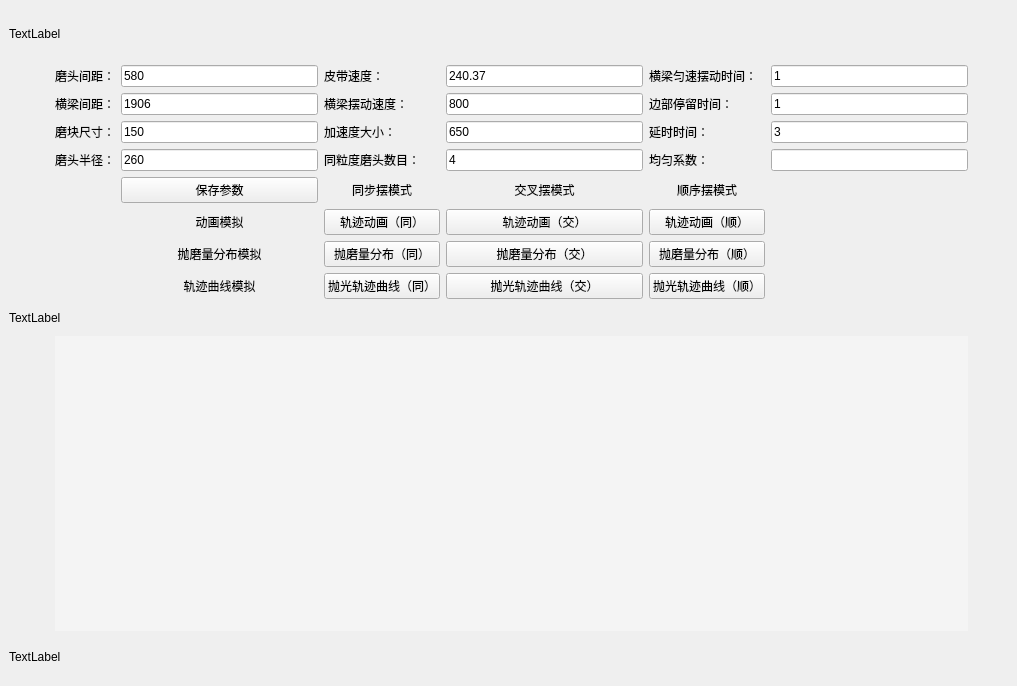
The window that Double_Sim.ui (wuheideyun/PolishingParameterNew) describes before a commit, drawn with Qt 5.
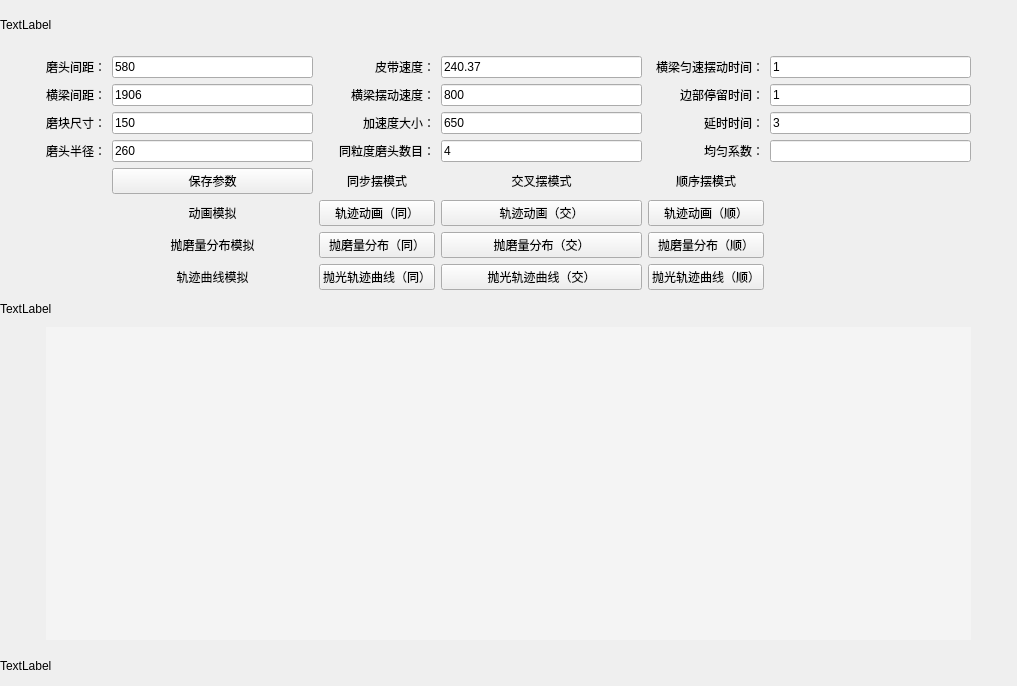
The same window after the commit.

```diff
--- a/Double_Sim.ui
+++ b/Double_Sim.ui
@@ -15,17 +15,29 @@
   </property>
   <widget class="QWidget" name="centralwidget">
    <layout class="QGridLayout" name="gridLayout">
+    <property name="leftMargin">
+     <number>0</number>
+    </property>
+    <property name="topMargin">
+     <number>0</number>
+    </property>
+    <property name="rightMargin">
+     <number>0</number>
+    </property>
+    <property name="bottomMargin">
+     <number>0</number>
+    </property>
     <item row="4" column="5">
      <widget class="QLabel" name="label_coefficient">
       <property name="text">
-       <string>均匀系数：</string>
+       <string>&lt;html&gt;&lt;head/&gt;&lt;body&gt;&lt;p align=&quot;right&quot;&gt;均匀系数：&lt;/p&gt;&lt;/body&gt;&lt;/html&gt;</string>
       </property>
      </widget>
     </item>
     <item row="3" column="5">
      <widget class="QLabel" name="label_delay_time">
       <property name="text">
-       <string>&lt;html&gt;&lt;head/&gt;&lt;body&gt;&lt;p&gt;延时时间：&lt;/p&gt;&lt;/body&gt;&lt;/html&gt;</string>
+       <string>&lt;html&gt;&lt;head/&gt;&lt;body&gt;&lt;p align=&quot;right&quot;&gt;延时时间：&lt;/p&gt;&lt;/body&gt;&lt;/html&gt;</string>
       </property>
      </widget>
     </item>
@@ -46,7 +58,7 @@
     <item row="1" column="3">
      <widget class="QLabel" name="label_belt_speed">
       <property name="text">
-       <string>&lt;html&gt;&lt;head/&gt;&lt;body&gt;&lt;p&gt;皮带速度：&lt;/p&gt;&lt;/body&gt;&lt;/html&gt;</string>
+       <string>&lt;html&gt;&lt;head/&gt;&lt;body&gt;&lt;p align=&quot;right&quot;&gt;皮带速度：&lt;/p&gt;&lt;/body&gt;&lt;/html&gt;</string>
       </property>
      </widget>
     </item>
@@ -60,21 +72,21 @@
     <item row="2" column="3">
      <widget class="QLabel" name="label_beam_swing_speed">
       <property name="text">
-       <string>&lt;html&gt;&lt;head/&gt;&lt;body&gt;&lt;p&gt;横梁摆动速度：&lt;/p&gt;&lt;/body&gt;&lt;/html&gt;</string>
+       <string>&lt;html&gt;&lt;head/&gt;&lt;body&gt;&lt;p align=&quot;right&quot;&gt;横梁摆动速度：&lt;/p&gt;&lt;/body&gt;&lt;/html&gt;</string>
       </property>
      </widget>
     </item>
     <item row="4" column="3">
      <widget class="QLabel" name="label_num">
       <property name="text">
-       <string>同粒度磨头数目：</string>
+       <string>&lt;html&gt;&lt;head/&gt;&lt;body&gt;&lt;p align=&quot;right&quot;&gt;同粒度磨头数目：&lt;/p&gt;&lt;/body&gt;&lt;/html&gt;</string>
       </property>
      </widget>
     </item>
     <item row="3" column="3">
      <widget class="QLabel" name="label_accelerate">
       <property name="text">
-       <string>&lt;html&gt;&lt;head/&gt;&lt;body&gt;&lt;p&gt;加速度大小：&lt;/p&gt;&lt;/body&gt;&lt;/html&gt;</string>
+       <string>&lt;html&gt;&lt;head/&gt;&lt;body&gt;&lt;p align=&quot;right&quot;&gt;加速度大小：&lt;/p&gt;&lt;/body&gt;&lt;/html&gt;</string>
       </property>
      </widget>
     </item>
@@ -101,25 +113,6 @@
       </property>
      </widget>
     </item>
-    <item row="11" column="0" colspan="5">
-     <widget class="QLabel" name="label_bottom">
-      <property name="minimumSize">
-       <size>
-        <width>500</width>
-        <height>0</height>
-       </size>
-      </property>
-      <property name="maximumSize">
-       <size>
-        <width>16777215</width>
-        <height>40</height>
-       </size>
-      </property>
-      <property name="text">
-       <string>TextLabel</string>
-      </property>
-     </widget>
-    </item>
     <item row="3" column="2">
      <widget class="QLineEdit" name="lineEdit_grind_size">
       <property name="text">
@@ -137,7 +130,7 @@
     <item row="4" column="1">
      <widget class="QLabel" name="label_radius">
       <property name="text">
-       <string>&lt;html&gt;&lt;head/&gt;&lt;body&gt;&lt;p align=&quot;center&quot;&gt;磨头半径：&lt;/p&gt;&lt;/body&gt;&lt;/html&gt;</string>
+       <string>&lt;html&gt;&lt;head/&gt;&lt;body&gt;&lt;p align=&quot;right&quot;&gt;磨头半径：&lt;/p&gt;&lt;/body&gt;&lt;/html&gt;</string>
       </property>
      </widget>
     </item>
@@ -147,7 +140,7 @@
     <item row="2" column="5">
      <widget class="QLabel" name="label_stay_time">
       <property name="text">
-       <string>边部停留时间：</string>
+       <string>&lt;html&gt;&lt;head/&gt;&lt;body&gt;&lt;p align=&quot;right&quot;&gt;边部停留时间：&lt;/p&gt;&lt;/body&gt;&lt;/html&gt;</string>
       </property>
      </widget>
     </item>
@@ -168,7 +161,7 @@
     <item row="2" column="1">
      <widget class="QLabel" name="label_beam_between">
       <property name="text">
-       <string>&lt;html&gt;&lt;head/&gt;&lt;body&gt;&lt;p align=&quot;center&quot;&gt;横梁间距：&lt;/p&gt;&lt;/body&gt;&lt;/html&gt;</string>
+       <string>&lt;html&gt;&lt;head/&gt;&lt;body&gt;&lt;p align=&quot;right&quot;&gt;横梁间距：&lt;/p&gt;&lt;/body&gt;&lt;/html&gt;</string>
       </property>
      </widget>
     </item>
@@ -195,44 +188,6 @@
       </property>
      </spacer>
     </item>
-    <item row="9" column="0" colspan="5">
-     <widget class="QLabel" name="label_middle">
-      <property name="minimumSize">
-       <size>
-        <width>500</width>
-        <height>0</height>
-       </size>
-      </property>
-      <property name="maximumSize">
-       <size>
-        <width>16777215</width>
-        <height>25</height>
-       </size>
-      </property>
-      <property name="text">
-       <string>TextLabel</string>
-      </property>
-     </widget>
-    </item>
-    <item row="0" column="0" colspan="5">
-     <widget class="QLabel" name="label_top">
-      <property name="minimumSize">
-       <size>
-        <width>500</width>
-        <height>0</height>
-       </size>
-      </property>
-      <property name="maximumSize">
-       <size>
-        <width>16777215</width>
-        <height>50</height>
-       </size>
-      </property>
-      <property name="text">
-       <string>TextLabel</string>
-      </property>
-     </widget>
-    </item>
     <item row="5" column="5">
      <widget class="QLabel" name="label_3">
       <property name="text">
@@ -250,7 +205,7 @@
     <item row="3" column="1">
      <widget class="QLabel" name="label_grind_size">
       <property name="text">
-       <string>&lt;html&gt;&lt;head/&gt;&lt;body&gt;&lt;p align=&quot;center&quot;&gt;磨块尺寸：&lt;/p&gt;&lt;/body&gt;&lt;/html&gt;</string>
+       <string>&lt;html&gt;&lt;head/&gt;&lt;body&gt;&lt;p align=&quot;right&quot;&gt;磨块尺寸：&lt;/p&gt;&lt;/body&gt;&lt;/html&gt;</string>
       </property>
      </widget>
     </item>
@@ -271,7 +226,7 @@
     <item row="1" column="5">
      <widget class="QLabel" name="label_beam_constant_time">
       <property name="text">
-       <string>横梁匀速摆动时间：</string>
+       <string>&lt;html&gt;&lt;head/&gt;&lt;body&gt;&lt;p align=&quot;right&quot;&gt;横梁匀速摆动时间：&lt;/p&gt;&lt;/body&gt;&lt;/html&gt;</string>
       </property>
      </widget>
     </item>
@@ -292,7 +247,7 @@
     <item row="1" column="1">
      <widget class="QLabel" name="label_between">
       <property name="text">
-       <string>&lt;html&gt;&lt;head/&gt;&lt;body&gt;&lt;p align=&quot;center&quot;&gt;磨头间距：&lt;/p&gt;&lt;/body&gt;&lt;/html&gt;</string>
+       <string>&lt;html&gt;&lt;head/&gt;&lt;body&gt;&lt;p align=&quot;right&quot;&gt;磨头间距：&lt;/p&gt;&lt;/body&gt;&lt;/html&gt;</string>
       </property>
      </widget>
     </item>
@@ -387,6 +342,63 @@
       </property>
      </widget>
     </item>
+    <item row="11" column="0" colspan="8">
+     <widget class="QLabel" name="label_bottom">
+      <property name="minimumSize">
+       <size>
+        <width>500</width>
+        <height>0</height>
+       </size>
+      </property>
+      <property name="maximumSize">
+       <size>
+        <width>16777215</width>
+        <height>40</height>
+       </size>
+      </property>
+      <property name="text">
+       <string>TextLabel</string>
+      </property>
+     </widget>
+    </item>
+    <item row="9" column="0" colspan="8">
+     <widget class="QLabel" name="label_middle">
+      <property name="minimumSize">
+       <size>
+        <width>500</width>
+        <height>0</height>
+       </size>
+      </property>
+      <property name="maximumSize">
+       <size>
+        <width>16777215</width>
+        <height>25</height>
+       </size>
+      </property>
+      <property name="text">
+       <string>TextLabel</string>
+      </property>
+     </widget>
+    </item>
+    <item row="0" column="0" colspan="8">
+     <widget class="QLabel" name="label_top">
+      <property name="minimumSize">
+       <size>
+        <width>500</width>
+        <height>0</height>
+       </size>
+      </property>
+      <property name="maximumSize">
+       <size>
+        <width>16777215</width>
+        <height>50</height>
+       </size>
+      </property>
+      <property name="text">
+       <string>TextLabel</string>
+      </property>
+     </widget>
+    </item>
    </layout>
   </widget>
  </widget>
```
